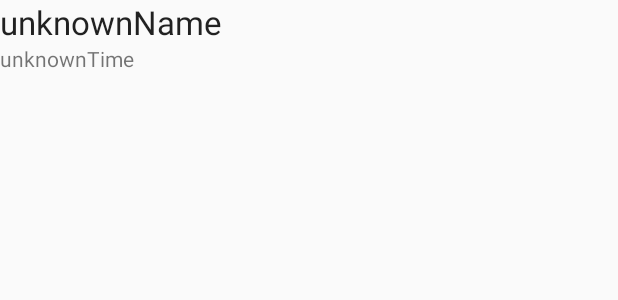
After one commit to Kioshi/TVProgram, an Android app: the layout list_show_item.xml on its own in the app's theme, with its tools: preview values and no code run, on a phone screen of 412 x 824 dp. The commit adds this screen. Shown: the top 300 px of the screen. Run offline under Robolectric (Android 15) with nearby library versions, the phone set to English and light mode, and no system bars.

Commit message:
Zobrazovani jmena s casem

```diff
--- /dev/null
+++ b/app/src/main/res/layout/list_show_item.xml
@@ -0,0 +1,20 @@
+<?xml version="1.0" encoding="utf-8"?>
+<LinearLayout xmlns:android="http://schemas.android.com/apk/res/android"
+              android:orientation="vertical"
+              android:layout_width="match_parent"
+              android:layout_height="match_parent">
+
+    <TextView
+        android:layout_width="wrap_content"
+        android:layout_height="wrap_content"
+        android:textAppearance="?android:attr/textAppearanceLarge"
+        android:text="unknownName"
+        android:id="@+id/showName"/>
+
+    <TextView
+        android:layout_width="wrap_content"
+        android:layout_height="wrap_content"
+        android:textAppearance="?android:attr/textAppearanceSmall"
+        android:text="unknownTime"
+        android:id="@+id/dateString"/>
+</LinearLayout>
```
Also changed, not shown: app/src/main/java/desnej/domov/duchodcu/tvprogram/MainActivity.java (+4 -11 lines), app/src/main/java/desnej/domov/duchodcu/tvprogram/ShowsAdapter.java (added, +54 -0 lines).
